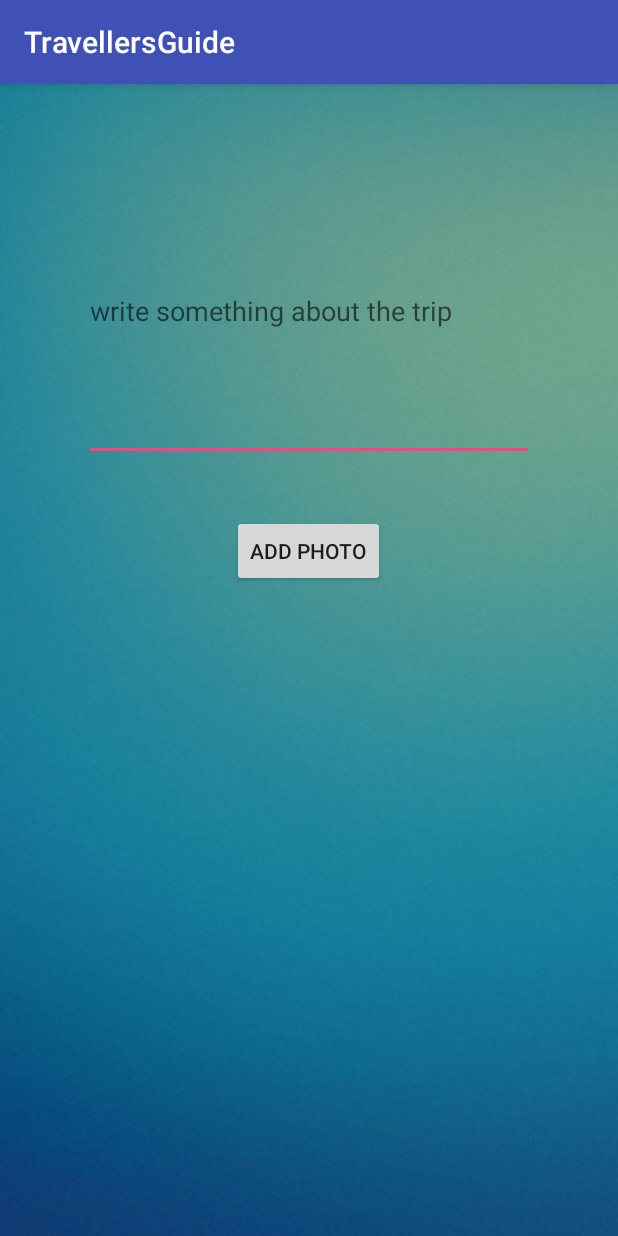
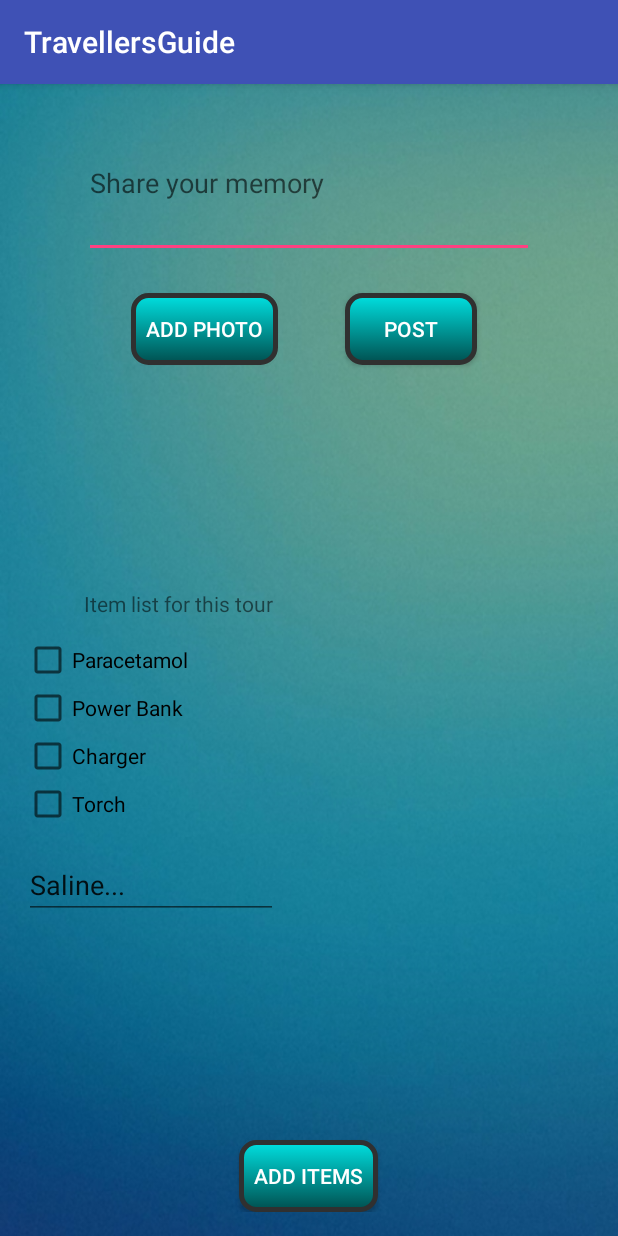
Before and after one commit to JubayerRony/TravelersGuide, an Android app: the tripactivity screen opened directly, with no data from a screen before it, on a phone screen of 412 x 824 dp. Run offline under Robolectric (Android 15) with nearby library versions, the phone set to English and light mode, and no system bars.

```diff
--- a/app/src/main/AndroidManifest.xml
+++ b/app/src/main/AndroidManifest.xml
@@ -23,10 +23,10 @@
         <activity android:name=".MainActivity">
             <intent-filter>
                 <action android:name="android.intent.action.MAIN" />
-
                 <category android:name="android.intent.category.LAUNCHER" />
             </intent-filter>
         </activity>
+
         <activity android:name=".checkbox" />
         <activity android:name=".createtrip" />
         <activity android:name=".playgame" />
--- a/app/src/main/java/com/example/saqib/travellersguide/Explore.java
+++ b/app/src/main/java/com/example/saqib/travellersguide/Explore.java
@@ -53,7 +53,7 @@ public class Explore extends AppCompatActivity {
     }
     public void emergency(View view){
 
-        Intent intent = new Intent(Explore.this,Emergency.class);
+        Intent intent = new Intent(Explore.this,MapsActivity.class);
         //intent.addFlags(Intent.FLAG_ACTIVITY_NEW_TASK);
         startActivity(intent);
     }
--- a/app/src/main/java/com/example/saqib/travellersguide/Profile.java
+++ b/app/src/main/java/com/example/saqib/travellersguide/Profile.java
@@ -24,4 +24,10 @@ public class Profile extends AppCompatActivity {
         //intent.addFlags(Intent.FLAG_ACTIVITY_NEW_TASK);
         startActivity(intent);
     }
+    public void myprofile(View view){
+
+        Intent intent = new Intent(Profile.this,Explore.class);
+        //intent.addFlags(Intent.FLAG_ACTIVITY_NEW_TASK);
+        startActivity(intent);
+    }
 }
--- a/app/src/main/java/com/example/saqib/travellersguide/checkbox.java
+++ b/app/src/main/java/com/example/saqib/travellersguide/checkbox.java
@@ -20,9 +20,6 @@ public class checkbox extends AppCompatActivity {
         builder1.setMessage("Item added");
         builder1.setCancelable(true);
 
-
-
-
         AlertDialog alert11 = builder1.create();
         alert11.show();
 
@@ -30,7 +27,7 @@ public class checkbox extends AppCompatActivity {
             @Override
             public void run() {
 
-                Intent i=new Intent(getApplicationContext(),checkbox.class);
+                Intent i=new Intent(getApplicationContext(),Profile.class);
                 startActivity(i);
             }
         }, 2000);
--- a/app/src/main/java/com/example/saqib/travellersguide/createtrip.java
+++ b/app/src/main/java/com/example/saqib/travellersguide/createtrip.java
@@ -15,7 +15,7 @@ public class createtrip extends AppCompatActivity {
 
     public void onClickcreate(View view){
 
-        Intent intent = new Intent(createtrip.this,Test.class);
+        Intent intent = new Intent(createtrip.this,checkbox.class);
         //intent.addFlags(Intent.FLAG_ACTIVITY_NEW_TASK);
         startActivity(intent);
     }
--- a/app/src/main/res/layout/activity_checkbox.xml
+++ b/app/src/main/res/layout/activity_checkbox.xml
@@ -12,7 +12,7 @@
     android:background="@drawable/t5">
 
     <CheckBox
-        android:text="Ace"
+        android:text="Paracetamol"
         android:layout_width="wrap_content"
         android:layout_height="wrap_content"
         android:id="@+id/orange"
@@ -57,6 +57,8 @@
         android:text="Add Items"
         android:layout_width="wrap_content"
         android:layout_height="wrap_content"
+        android:background="@drawable/button_style"
+        android:textColor="@android:color/white"
         android:id="@+id/button8"
         android:onClick="additems"
         android:layout_below="@+id/editText14"
--- a/app/src/main/res/layout/activity_tripactivity.xml
+++ b/app/src/main/res/layout/activity_tripactivity.xml
@@ -13,21 +13,111 @@
 
     <EditText
         android:layout_width="300dp"
-        android:layout_height="200dp"
         android:inputType="textPersonName"
         android:ems="10"
-        android:layout_marginTop="35dp"
         android:id="@+id/editText13"
-        android:layout_alignParentTop="true"
         android:layout_centerHorizontal="true"
-        android:hint="write something about the trip" />
+        android:hint="Share your memory"
+        android:layout_height="100dp" />
+
+
+    <CheckBox
+        android:text="Power Bank"
+        android:layout_width="wrap_content"
+        android:layout_height="wrap_content"
+        android:id="@+id/powerbank"
+        android:layout_below="@+id/paracetamol"
+        android:layout_alignParentLeft="true"
+        android:layout_alignParentStart="true" />
+
+    <CheckBox
+        android:text="Charger"
+        android:layout_width="wrap_content"
+        android:layout_height="wrap_content"
+        android:id="@+id/charger"
+
+        android:layout_below="@+id/powerbank"
+        android:layout_alignParentLeft="true"
+        android:layout_alignParentStart="true" />
+
+    <CheckBox
+        android:text="Torch"
+        android:layout_width="wrap_content"
+        android:layout_height="wrap_content"
+        android:id="@+id/torch"
+        android:layout_below="@+id/charger"
+        android:layout_alignParentLeft="true"
+        android:layout_alignParentStart="true" />
+
+    <EditText
+        android:layout_width="wrap_content"
+        android:layout_height="wrap_content"
+        android:inputType="textPersonName"
+        android:text="Saline..."
+        android:ems="10"
+        android:id="@+id/editText14"
+        android:layout_marginTop="15dp"
+        android:layout_below="@+id/torch"
+        android:layout_alignRight="@+id/button22"
+        android:layout_alignEnd="@+id/button22" />
+
+    <Button
+        android:text="Add Items"
+        android:layout_width="wrap_content"
+        android:layout_height="wrap_content"
+        android:background="@drawable/button_style"
+        android:textColor="@android:color/white"
+        android:id="@+id/button8"
+        android:onClick="added"
+        android:layout_alignParentBottom="true"
+        android:layout_centerHorizontal="true" />
+
 
     <Button
         android:text="Add Photo"
         android:layout_width="wrap_content"
         android:layout_height="wrap_content"
+        android:background="@drawable/button_style"
+        android:textColor="@android:color/white"
+        android:id="@+id/button22"
+        android:layout_marginTop="23dp"
         android:layout_below="@+id/editText13"
-        android:layout_centerHorizontal="true"
-        android:layout_marginTop="36dp"
-        android:id="@+id/button22" />
+        android:layout_alignLeft="@+id/editText13"
+        android:layout_alignStart="@+id/editText13"
+        android:layout_marginLeft="31dp"
+        android:layout_marginStart="31dp" />
+
+    <Button
+        android:text="Post"
+        android:layout_width="wrap_content"
+        android:layout_height="wrap_content"
+        android:background="@drawable/button_style"
+        android:textColor="@android:color/white"
+        android:id="@+id/button23"
+        android:layout_alignBaseline="@+id/button22"
+        android:layout_alignBottom="@+id/button22"
+        android:layout_alignRight="@+id/editText13"
+        android:layout_alignEnd="@+id/editText13"
+        android:layout_marginRight="38dp"
+        android:layout_marginEnd="38dp" />
+
+    <CheckBox
+        android:text="Paracetamol"
+        android:layout_width="wrap_content"
+        android:layout_height="wrap_content"
+        android:id="@+id/paracetamol"
+
+        android:layout_centerVertical="true"
+        android:layout_alignParentLeft="true"
+        android:layout_alignParentStart="true" />
+
+    <TextView
+        android:text="Item list for this tour"
+        android:layout_width="wrap_content"
+        android:layout_height="wrap_content"
+        android:layout_above="@+id/paracetamol"
+        android:layout_alignLeft="@+id/editText13"
+        android:layout_alignStart="@+id/editText13"
+        android:layout_marginBottom="12dp"
+        android:id="@+id/textView5" />
 </RelativeLayout>
```
Also changed, not shown: app/src/main/java/com/example/saqib/travellersguide/tripactivity.java (+23 -0 lines), app/src/main/res/layout/activity_createtrip.xml (+25 -28 lines), app/src/main/res/layout/activity_explore.xml (+15 -14 lines), app/src/main/res/layout/activity_notloggenin.xml (+7 -6 lines), app/src/main/res/layout/activity_profile.xml (+67 -56 lines), app/src/main/res/layout/activity_signup.xml (+15 -13 lines).
